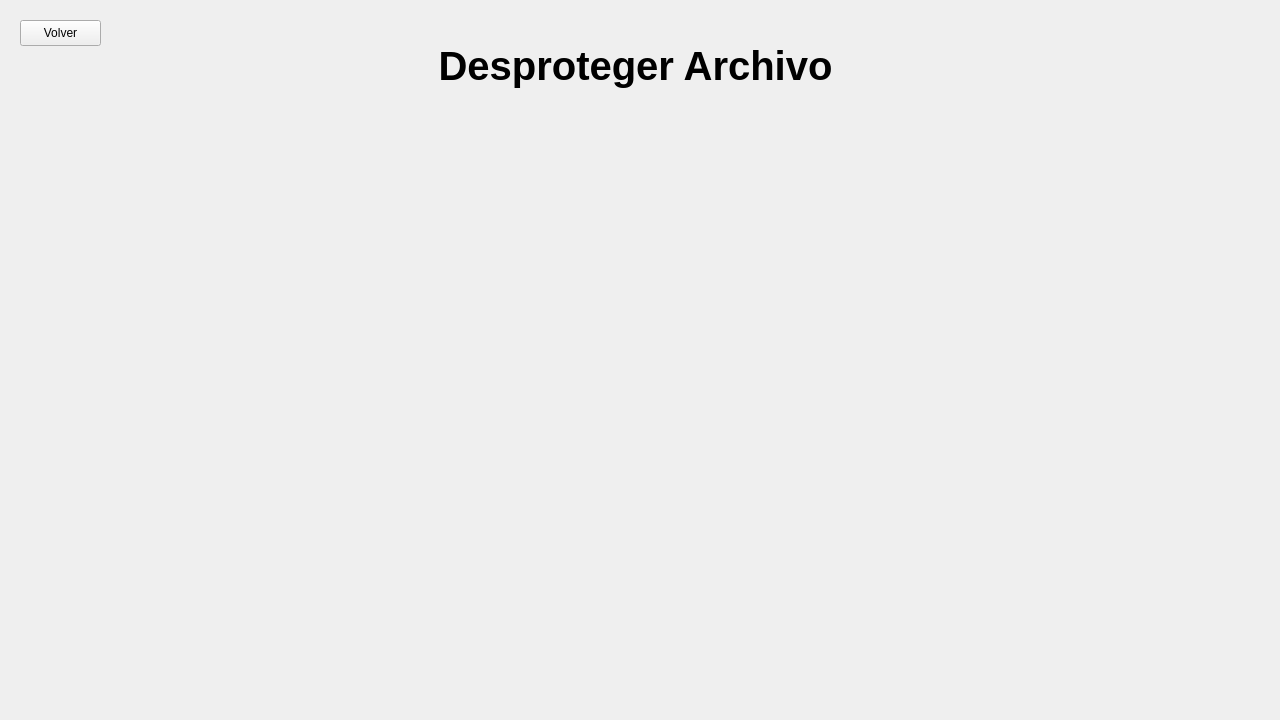
Above: Ventanas/decodeFilePanel.ui from PepeObot/HammingCode before the change. Below: the same form after it.
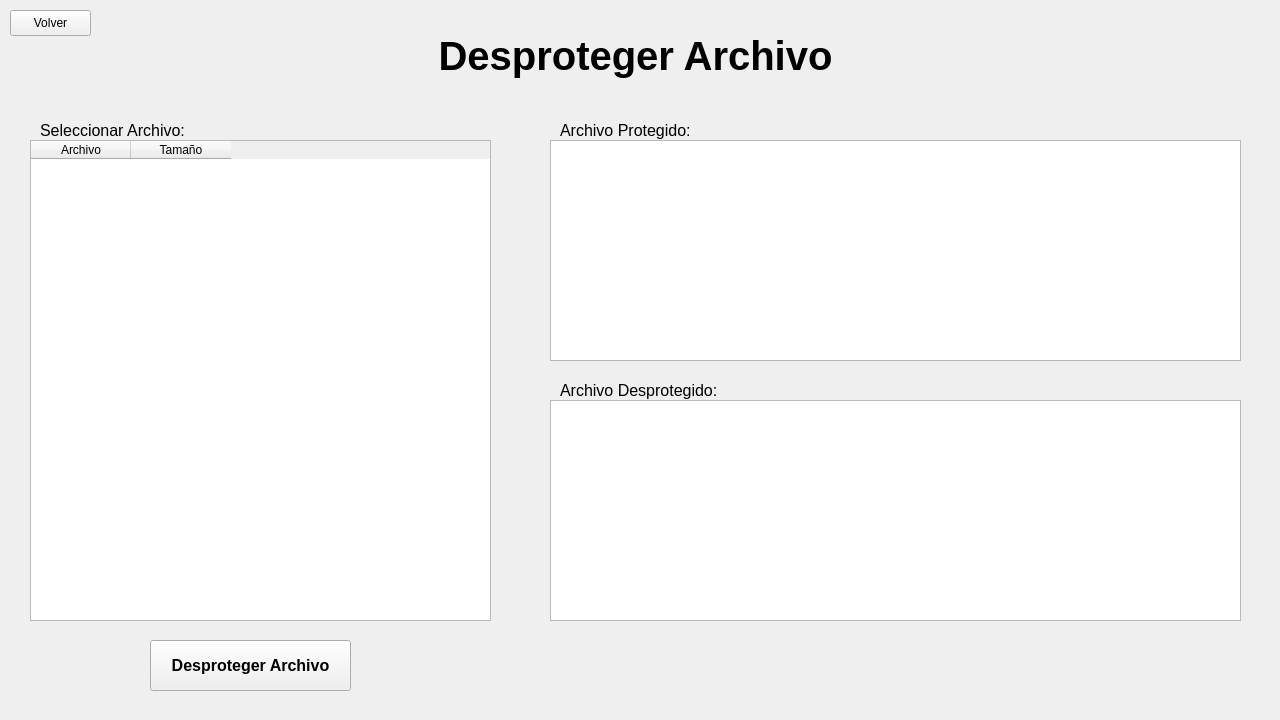
That is the form after the change.

Commit message: Acomode los paneles de para desproteger e hice la logica basica de los paneles, faltaria agregar la funcion de desproteger y mostrarlo en el textEdit

What changed in the file:
```diff
--- a/Ventanas/decodeFilePanel.ui
+++ b/Ventanas/decodeFilePanel.ui
@@ -17,7 +17,7 @@
    <property name="geometry">
     <rect>
      <x>310</x>
-     <y>40</y>
+     <y>30</y>
      <width>651</width>
      <height>51</height>
     </rect>
@@ -38,8 +38,8 @@
   <widget class="QPushButton" name="back_btn">
    <property name="geometry">
     <rect>
-     <x>20</x>
-     <y>20</y>
+     <x>10</x>
+     <y>10</y>
      <width>81</width>
      <height>26</height>
     </rect>
@@ -48,6 +48,122 @@
     <string>Volver</string>
    </property>
   </widget>
+  <widget class="QTableWidget" name="tableFile">
+   <property name="geometry">
+    <rect>
+     <x>30</x>
+     <y>140</y>
+     <width>461</width>
+     <height>481</height>
+    </rect>
+   </property>
+   <column>
+    <property name="text">
+     <string>Archivo</string>
+    </property>
+   </column>
+   <column>
+    <property name="text">
+     <string>Tamaño</string>
+    </property>
+   </column>
+  </widget>
+  <widget class="QLabel" name="label">
+   <property name="geometry">
+    <rect>
+     <x>40</x>
+     <y>120</y>
+     <width>171</width>
+     <height>21</height>
+    </rect>
+   </property>
+   <property name="font">
+    <font>
+     <pointsize>12</pointsize>
+     <bold>false</bold>
+    </font>
+   </property>
+   <property name="text">
+    <string>Seleccionar Archivo: </string>
+   </property>
+  </widget>
+  <widget class="QTextEdit" name="textFileP">
+   <property name="geometry">
+    <rect>
+     <x>550</x>
+     <y>140</y>
+     <width>691</width>
+     <height>221</height>
+    </rect>
+   </property>
+  </widget>
+  <widget class="QTextEdit" name="textFileD">
+   <property name="geometry">
+    <rect>
+     <x>550</x>
+     <y>400</y>
+     <width>691</width>
+     <height>221</height>
+    </rect>
+   </property>
+  </widget>
+  <widget class="QPushButton" name="desproteger_btn">
+   <property name="geometry">
+    <rect>
+     <x>150</x>
+     <y>640</y>
+     <width>201</width>
+     <height>51</height>
+    </rect>
+   </property>
+   <property name="font">
+    <font>
+     <pointsize>12</pointsize>
+     <bold>true</bold>
+    </font>
+   </property>
+   <property name="text">
+    <string>Desproteger Archivo</string>
+   </property>
+  </widget>
+  <widget class="QLabel" name="label_2">
+   <property name="geometry">
+    <rect>
+     <x>560</x>
+     <y>120</y>
+     <width>171</width>
+     <height>21</height>
+    </rect>
+   </property>
+   <property name="font">
+    <font>
+     <pointsize>12</pointsize>
+     <bold>false</bold>
+    </font>
+   </property>
+   <property name="text">
+    <string>Archivo Protegido:</string>
+   </property>
+  </widget>
+  <widget class="QLabel" name="label_3">
+   <property name="geometry">
+    <rect>
+     <x>560</x>
+     <y>380</y>
+     <width>171</width>
+     <height>21</height>
+    </rect>
+   </property>
+   <property name="font">
+    <font>
+     <pointsize>12</pointsize>
+     <bold>false</bold>
+    </font>
+   </property>
+   <property name="text">
+    <string>Archivo Desprotegido:</string>
+   </property>
+  </widget>
  </widget>
  <resources/>
  <connections/>
```
The commit also changes 7 other files.
